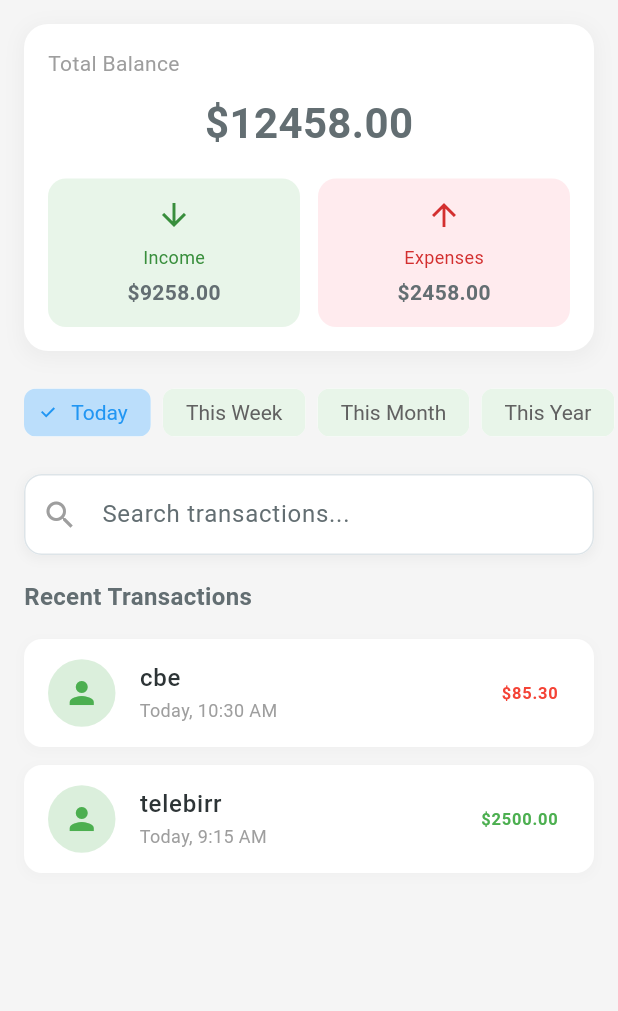
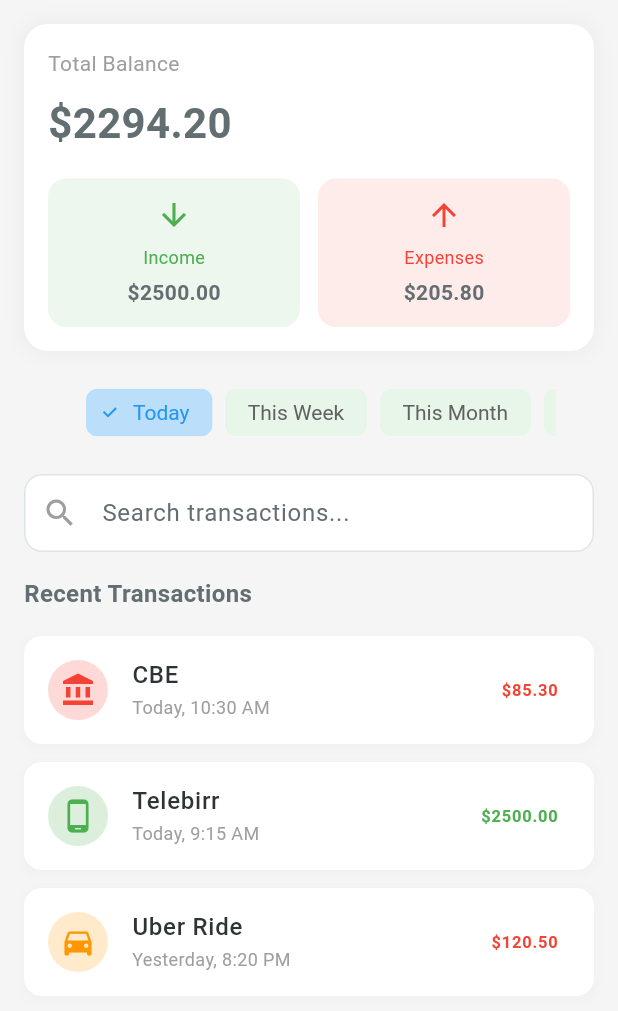
Before and after one commit to KALU56/Tipping_App, a Flutter app: the TransactionHistoryScreen screen opened by its route, on a phone screen of 412 x 824 dp. Shown: the top 1011 px of the screen. Run offline on Flutter 3.47's test engine with Material 3 defaults, Android fonts, the light colour scheme and no system bars; our stand-ins replace flutter_svg; accounts and stored records are empty.

Commit message:
transaction ui modefy

```diff
--- a/tip_employee/lib/src/features/settings/settings.dart
+++ b/tip_employee/lib/src/features/settings/settings.dart
@@ -1,7 +1,7 @@
 import 'package:flutter/material.dart';
-import 'package:image_picker/image_picker.dart';
-import 'package:path_provider/path_provider.dart';
-import 'dart:io';
+// import 'package:image_picker/image_picker.dart';
+// import 'package:path_provider/path_provider.dart';
+// import 'dart:io';
 
 import 'package:tip_employee/src/features/settings/data/mock_user_repository.dart';
 import 'package:tip_employee/src/features/settings/domain/models/user.dart';
--- /dev/null
+++ b/tip_employee/lib/src/features/transactions/data/mock/mock_transactions.dart
@@ -0,0 +1,29 @@
+// lib/src/features/transactions/data/mock/mock_transactions.dart
+import 'package:flutter/material.dart';
+import '../../domain/models/transaction_model.dart';
+
+class MockTransactions {
+  static final List<TransactionModel> items = [
+    TransactionModel(
+      title: 'CBE',
+      amount: -85.30,
+      date: 'Today, 10:30 AM',
+      icon: Icons.account_balance,
+      color: Colors.red,
+    ),
+    TransactionModel(
+      title: 'Telebirr',
+      amount: 2500.00,
+      date: 'Today, 9:15 AM',
+      icon: Icons.phone_android,
+      color: Colors.green,
+    ),
+    TransactionModel(
+      title: 'Uber Ride',
+      amount: -120.50,
+      date: 'Yesterday, 8:20 PM',
+      icon: Icons.directions_car,
+      color: Colors.orange,
+    ),
+  ];
+}
--- /dev/null
+++ b/tip_employee/lib/src/features/transactions/data/repositories/mock_transaction_repository.dart
@@ -0,0 +1,23 @@
+// lib/src/features/transactions/data/repositories/mock_transaction_repository.dart
+import '../../domain/models/transaction_model.dart';
+import '../../domain/repositories/transaction_repository.dart';
+import '../mock/mock_transactions.dart';
+
+class MockTransactionRepository implements TransactionRepository {
+  final List<TransactionModel> _transactions = MockTransactions.items;
+
+  @override
+  List<TransactionModel> getTransactions() => _transactions;
+
+  @override
+  double getTotalBalance() =>
+      getTotalIncome() - getTotalExpenses();
+
+  @override
+  double getTotalIncome() =>
+      _transactions.where((t) => t.isIncome).fold(0, (sum, t) => sum + t.amount);
+
+  @override
+  double getTotalExpenses() =>
+      _transactions.where((t) => !t.isIncome).fold(0, (sum, t) => sum + t.amount.abs());
+}
--- a/tip_employee/lib/src/features/transactions/data/models/transaction_model.dart
+++ b/tip_employee/lib/src/features/transactions/domain/models/transaction_model.dart
@@ -1,4 +1,4 @@
-// lib/src/features/transactions/data/models/transaction_model.dart
+// lib/src/features/transactions/domain/models/transaction_model.dart
 import 'package:flutter/material.dart';
 
 class TransactionModel {
@@ -16,5 +16,5 @@
     required this.color,
   });
 
-  bool get isIncome => amount > 0;
+  bool get isIncome => amount >= 0;
 }
--- /dev/null
+++ b/tip_employee/lib/src/features/transactions/domain/repositories/transaction_repository.dart
@@ -0,0 +1,9 @@
+// lib/src/features/transactions/domain/repositories/transaction_repository.dart
+import '../models/transaction_model.dart';
+
+abstract class TransactionRepository {
+  List<TransactionModel> getTransactions();
+  double getTotalBalance();
+  double getTotalIncome();
+  double getTotalExpenses();
+}
--- a/tip_employee/lib/src/features/transactions/presentation/components/balance_card.dart
+++ b/tip_employee/lib/src/features/transactions/presentation/components/balance_card.dart
@@ -1,3 +1,4 @@
+// balance_card.dart
 part of '../../transaction.dart';
 
 class BalanceCard extends StatelessWidget {
@@ -15,98 +16,48 @@
   @override
   Widget build(BuildContext context) {
     return Container(
+      padding: const EdgeInsets.all(16),
       decoration: BoxDecoration(
         color: Colors.white,
         borderRadius: BorderRadius.circular(16),
-        boxShadow: [
-          BoxShadow(
-            color: Colors.grey.withOpacity(0.1),
-            spreadRadius: 2,
-            blurRadius: 10,
-            offset: const Offset(0, 3),
-          )
+        boxShadow: [BoxShadow(color: Colors.grey.withOpacity(0.1), blurRadius: 10, spreadRadius: 2)],
+      ),
+      child: Column(
+        crossAxisAlignment: CrossAxisAlignment.start,
+        children: [
+          const Text('Total Balance', style: TextStyle(color: Colors.grey)),
+          const SizedBox(height: 8),
+          Text('\$${totalBalance.toStringAsFixed(2)}',
+              style: const TextStyle(fontSize: 28, fontWeight: FontWeight.bold)),
+          const SizedBox(height: 16),
+          Row(
+            children: [
+              _buildItem(Icons.arrow_downward, 'Income', income, Colors.green),
+              const SizedBox(width: 12),
+              _buildItem(Icons.arrow_upward, 'Expenses', expenses, Colors.red),
+            ],
+          ),
         ],
       ),
-      child: Padding(
-        padding: const EdgeInsets.all(16),
+    );
+  }
+
+  Widget _buildItem(IconData icon, String title, double amount, Color color) {
+    return Expanded(
+      child: Container(
+        padding: const EdgeInsets.all(12),
+        decoration: BoxDecoration(color: color.withOpacity(0.1), borderRadius: BorderRadius.circular(12)),
         child: Column(
           children: [
-            const Row(
-              children: [
-                Text(
-                  'Total Balance',
-                  style: TextStyle(
-                    color: Colors.grey,
-                    fontSize: 14,
-                  ),
-                ),
-              ],
-            ),
+            Icon(icon, color: color),
             const SizedBox(height: 8),
-            Text(
-              '\$${totalBalance.toStringAsFixed(2)}',
-              style: const TextStyle(
-                fontSize: 28,
-                fontWeight: FontWeight.bold,
-              ),
-            ),
-            const SizedBox(height: 16),
-            Row(
-              children: [
-                _buildBalanceItem(
-                  icon: Icons.arrow_downward,
-                  title: 'Income',
-                  amount: income,
-                  color: Colors.green,
-                ),
-                const SizedBox(width: 12),
-                _buildBalanceItem(
-                  icon: Icons.arrow_upward,
-                  title: 'Expenses',
-                  amount: expenses,
-                  color: Colors.red,
-                ),
-              ],
-            ),
+            Text(title, style: TextStyle(color: color, fontSize: 12)),
+            const SizedBox(height: 4),
+            Text('\$${amount.toStringAsFixed(2)}',
+                style: const TextStyle(fontWeight: FontWeight.bold)),
           ],
         ),
       ),
     );
   }
-
-Widget _buildBalanceItem({
-  required IconData icon,
-  required String title,
-  required double amount,
-  required MaterialColor color, // <-- MaterialColor here
-}) {
-  return Expanded(
-    child: Container(
-      padding: const EdgeInsets.all(12),
-      decoration: BoxDecoration(
-        color: color[50],
-        borderRadius: BorderRadius.circular(12),
-      ),
-      child: Column(
-        children: [
-          Icon(icon, color: color[700]),
-          const SizedBox(height: 8),
-          Text(
-            title,
-            style: TextStyle(
-              color: color[700],
-              fontSize: 12,
-            ),
-          ),
-          const SizedBox(height: 4),
-          Text(
-            '\$${amount.toStringAsFixed(2)}',
-            style: const TextStyle(fontWeight: FontWeight.bold),
-          ),
-        ],
-      ),
-    ),
-  );
 }
-
-}
--- a/tip_employee/lib/src/features/transactions/presentation/components/filter_chips.dart
+++ b/tip_employee/lib/src/features/transactions/presentation/components/filter_chips.dart
@@ -1,14 +1,11 @@
+// filter_chips.dart
 part of '../../transaction.dart';
 
 class FilterChips extends StatefulWidget {
   final List<String> filters;
   final ValueChanged<int> onFilterChanged;
 
-  const FilterChips({
-    super.key,
-    required this.filters,
-    required this.onFilterChanged,
-  });
+  const FilterChips({super.key, required this.filters, required this.onFilterChanged});
 
   @override
   State<FilterChips> createState() => _FilterChipsState();
@@ -34,9 +31,7 @@
               label: Text(widget.filters[index]),
               selected: _selectedFilter == index,
               onSelected: (bool selected) {
-                setState(() {
-                  _selectedFilter = selected ? index : 0;
-                });
+                setState(() => _selectedFilter = selected ? index : 0);
                 widget.onFilterChanged(_selectedFilter);
               },
               selectedColor: Colors.blue[100],
--- a/tip_employee/lib/src/features/transactions/presentation/components/search_bar.dart
+++ b/tip_employee/lib/src/features/transactions/presentation/components/search_bar.dart
@@ -1,37 +1,21 @@
+// search_bar.dart
 part of '../../transaction.dart';
 
 class SearchBar extends StatelessWidget {
   final ValueChanged<String> onSearchChanged;
-
-  const SearchBar({
-    super.key,
-    required this.onSearchChanged,
-  });
+  const SearchBar({super.key, required this.onSearchChanged, required Null Function(dynamic query) onChanged});
 
   @override
   Widget build(BuildContext context) {
-    return Container(
-      decoration: BoxDecoration(
-        color: Colors.white,
-        borderRadius: BorderRadius.circular(12),
-        boxShadow: [
-          BoxShadow(
-            color: Colors.grey.withOpacity(0.1),
-            spreadRadius: 1,
-            blurRadius: 5,
-            offset: const Offset(0, 2),
-          )
-        ],
+    return TextField(
+      decoration: InputDecoration(
+        hintText: 'Search transactions...',
+        prefixIcon: const Icon(Icons.search, color: Colors.grey),
+        filled: true,
+        fillColor: Colors.white,
+        border: OutlineInputBorder(borderRadius: BorderRadius.circular(12), borderSide: BorderSide.none),
       ),
-      child: TextField(
-        decoration: const InputDecoration(
-          hintText: 'Search transactions...',
-          prefixIcon: Icon(Icons.search, color: Colors.grey),
-          border: InputBorder.none,
-          contentPadding: EdgeInsets.symmetric(vertical: 15),
-        ),
-        onChanged: onSearchChanged,
-      ),
+      onChanged: onSearchChanged,
     );
   }
 }
--- a/tip_employee/lib/src/features/transactions/presentation/components/transaction_item.dart
+++ b/tip_employee/lib/src/features/transactions/presentation/components/transaction_item.dart
@@ -1,14 +1,9 @@
+// transaction_item.dart
 part of '../../transaction.dart';
-
-
 
 class TransactionItem extends StatelessWidget {
   final TransactionModel transaction;
-
-  const TransactionItem({
-    super.key,
-    required this.transaction,
-  });
+  const TransactionItem({super.key, required this.transaction});
 
   @override
   Widget build(BuildContext context) {
@@ -27,13 +22,8 @@
         ],
       ),
       child: ListTile(
-        leading: Container(
-          width: 45,
-          height: 45,
-          decoration: BoxDecoration(
-            color: transaction.color.withOpacity(0.2),
-            shape: BoxShape.circle,
-          ),
+        leading: CircleAvatar(
+          backgroundColor: transaction.color.withOpacity(0.2),
           child: Icon(transaction.icon, color: transaction.color),
         ),
         title: Text(transaction.title, style: const TextStyle(fontWeight: FontWeight.w500)),
--- a/tip_employee/lib/src/features/transactions/presentation/screens/transaction_history_screen.dart
+++ b/tip_employee/lib/src/features/transactions/presentation/screens/transaction_history_screen.dart
@@ -1,38 +1,24 @@
 // lib/src/features/transactions/presentation/screens/transaction_history_screen.dart
 part of '../../transaction.dart';
 
-class _TransactionState extends State<TransactionHistoryScreen> {
-  final List<String> _filters = ['Today', 'This Week', 'This Month', 'This Year'];
+class TransactionHistoryScreen extends StatefulWidget {
+  const TransactionHistoryScreen({super.key});
+
+  @override
+  State<TransactionHistoryScreen> createState() => _TransactionHistoryScreenState();
+}
+
+class _TransactionHistoryScreenState extends State<TransactionHistoryScreen> {
+  final TransactionRepository _repository = MockTransactionRepository();
   String _searchQuery = '';
+  int _selectedFilter = 0;
 
-  // Sample transaction data
-  final List<TransactionModel> _transactions = [
-    TransactionModel(
-      title: 'cbe ',
-      amount: -85.30,
-      date: 'Today, 10:30 AM',
-      icon: Icons.person,
-      color: Colors.green,
-    ),
-    TransactionModel(
-      title: 'telebirr',
-      amount: 2500.00,
-      date: 'Today, 9:15 AM',
-      icon: Icons.person,
-      color: Colors.green,
-    ),
-    // … other transactions
-  ];
+  List<String> get _filters => ['Today', 'This Week', 'This Month', 'This Year'];
 
-  double get _totalBalance => 12458.00;
-  double get _totalIncome => 9258.00;
-  double get _totalExpenses => 2458.00;
-
-  List<TransactionModel> get _filteredTransactions {
-    return _transactions.where((transaction) {
-      final matchesSearch = transaction.title.toLowerCase().contains(_searchQuery.toLowerCase());
-      return matchesSearch;
-    }).toList();
+  List<TransactionModel> get _transactions {
+    final all = _repository.getTransactions();
+    return all.where((tx) =>
+        tx.title.toLowerCase().contains(_searchQuery.toLowerCase())).toList();
   }
 
   @override
@@ -43,25 +29,36 @@
         child: Column(
           crossAxisAlignment: CrossAxisAlignment.start,
           children: [
-            // Balance card
+            // Balance Card
             Padding(
               padding: const EdgeInsets.all(16),
               child: BalanceCard(
-                totalBalance: _totalBalance,
-                income: _totalIncome,
-                expenses: _totalExpenses,
+                totalBalance: _repository.getTotalBalance(),
+                income: _repository.getTotalIncome(),
+                expenses: _repository.getTotalExpenses(),
               ),
             ),
             // Filter Chips
-            FilterChips(
-              filters: _filters,
-              onFilterChanged: (index) {
-              },
+
+            Align(
+               alignment: Alignment.center,
+              child: SizedBox(
+                width: MediaQuery.of(context).size.width * 0.8,
+                child: FilterChips(
+                  filters: _filters,
+                  onFilterChanged: (index) {
+                    setState(() => _selectedFilter = index);
+                  },
+                ),
+              ),
             ),
             // Search Bar
             Padding(
               padding: const EdgeInsets.all(16),
               child: SearchBar(
+                onChanged: (query) {
+                  setState(() => _searchQuery = query);
+                },
                 onSearchChanged: (query) {
                   setState(() => _searchQuery = query);
                 },
@@ -77,10 +74,9 @@
             Expanded(
               child: ListView.builder(
                 padding: const EdgeInsets.all(16),
-                itemCount: _filteredTransactions.length,
+                itemCount: _transactions.length,
                 itemBuilder: (context, index) {
-                  final transaction = _filteredTransactions[index];
-                  return TransactionItem(transaction: transaction);
+                  return TransactionItem(transaction: _transactions[index]);
                 },
               ),
             ),
--- a/tip_employee/lib/src/features/transactions/transaction.dart
+++ b/tip_employee/lib/src/features/transactions/transaction.dart
@@ -1,17 +1,24 @@
-// lib/src/features/transactions/transaction_history.dart
+// lib/src/features/transactions/transaction.dart
 import 'package:flutter/material.dart';
-import './data/models/transaction_model.dart';
+import 'package:tip_employee/src/features/transactions/data/repositories/mock_transaction_repository.dart';
 
-// import 'package:tip_employee/src/features/transactions/data/models/transaction_model.dart';
-part './presentation/screens/transaction_history_screen.dart';
-part './presentation/components/balance_card.dart';
-part './presentation/components/filter_chips.dart';
-part './presentation/components/transaction_item.dart';
-part './presentation/components/search_bar.dart';
+// Data + Domain
+import 'domain/models/transaction_model.dart';
+import 'data/mock/mock_transactions.dart';
+import 'domain/repositories/transaction_repository.dart';
 
-class TransactionHistoryScreen extends StatefulWidget {
-  const TransactionHistoryScreen({super.key});
+// Presentation
+part 'presentation/screens/transaction_history_screen.dart';
+part 'presentation/components/balance_card.dart';
+part 'presentation/components/filter_chips.dart';
+part 'presentation/components/transaction_item.dart';
+part 'presentation/components/search_bar.dart';
+
+class TransactionFeature extends StatelessWidget {
+  const TransactionFeature({super.key});
 
   @override
-  State<TransactionHistoryScreen> createState() => _TransactionState();
+  Widget build(BuildContext context) {
+    return const TransactionHistoryScreen();
+  }
 }
```
Also changed, not shown: tip_employee/lib/src/shared/data/mock_transactions.dart (added), tip_employee/lib/src/shared/data/models/transaction_model.dart (added), tip_employee/lib/src/shared/data/repositories/tip_repository.dart (deleted), tip_employee/lib/src/shared/domain/repositories/transaction_repository.dart (added).
